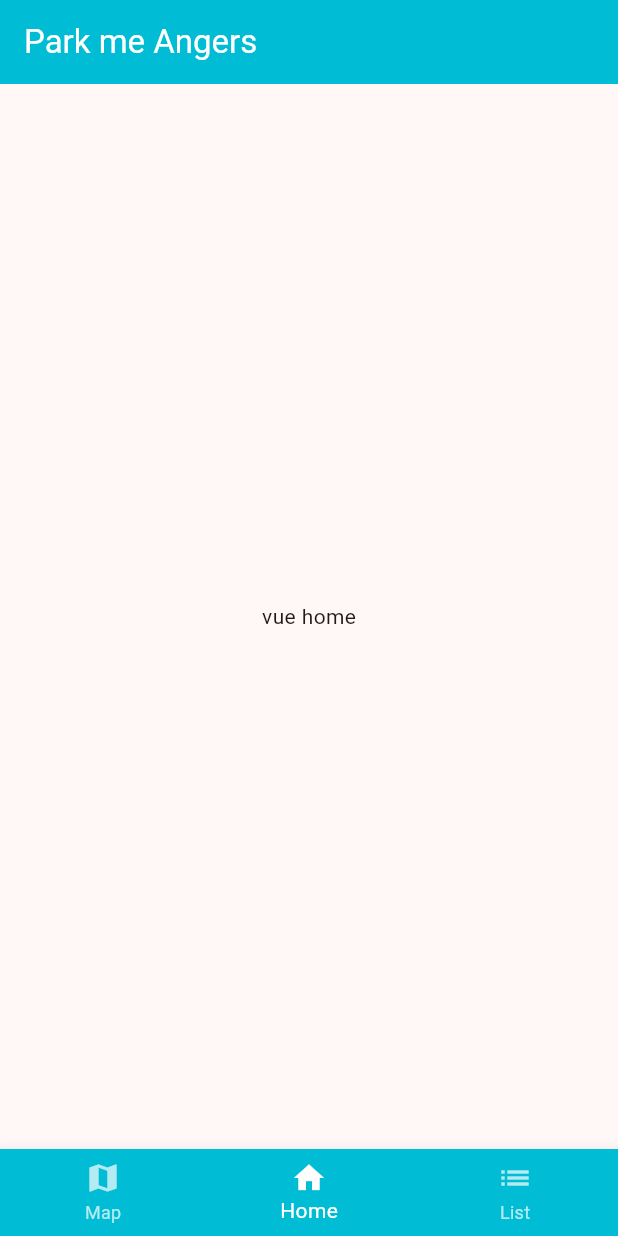
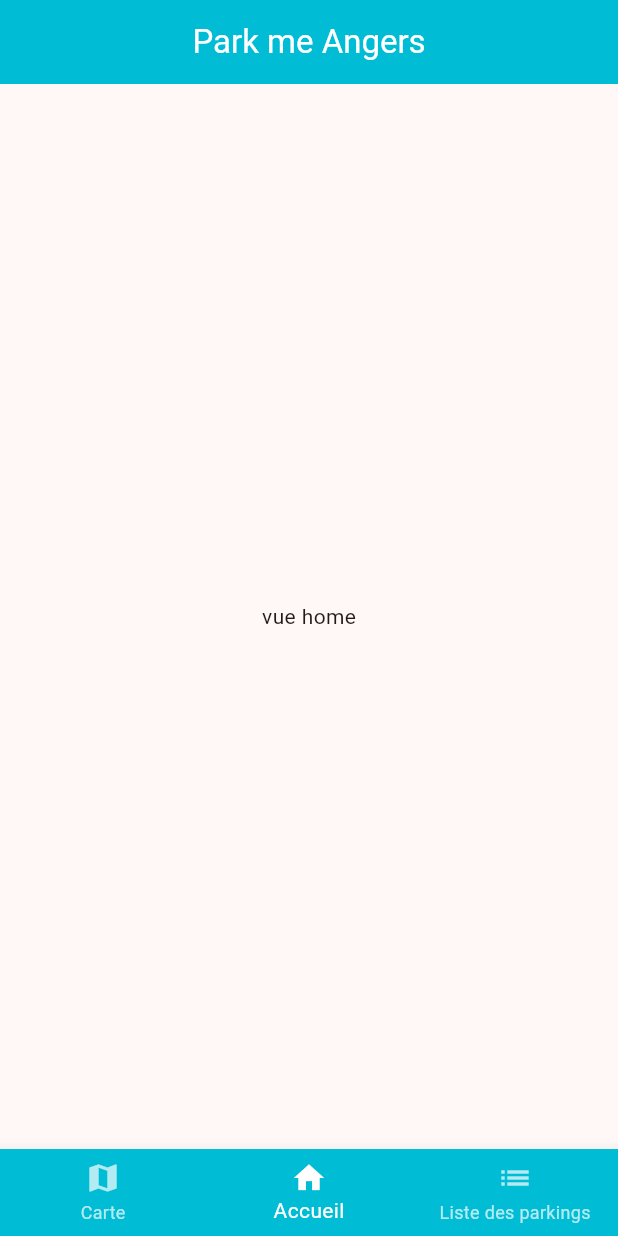
Before and after one commit to AurelieESEO/flutter_project, a Flutter app: the screen it shows after launch, on a phone screen of 412 x 824 dp. Run offline on Flutter 3.47's test engine with Material 3 defaults, Android fonts, the phone set to English and light mode, and no system bars.

Commit message:
ui modifications (navbar & app name)

```diff
--- a/lib/main.dart
+++ b/lib/main.dart
@@ -17,7 +17,7 @@ class MyApp extends StatelessWidget {
   @override
   Widget build(BuildContext context) {
     return MaterialApp(
-      title: 'TP Flutter',
+      title: 'Park me Angers',
       debugShowCheckedModeBanner: false,
       theme: ThemeData(
         colorScheme: ColorScheme.fromSeed(seedColor: Colors.red),
--- a/lib/ui/screens/my_home.dart
+++ b/lib/ui/screens/my_home.dart
@@ -23,6 +23,7 @@ class MyHomeState extends State<MyHome> {
   Widget build(BuildContext context) {
     return Scaffold(
       appBar: AppBar(
+        centerTitle: true,
         title: const Text("Park me Angers"),
         backgroundColor: Colors.cyan,
         foregroundColor: Colors.white,
@@ -44,15 +45,15 @@ class MyHomeState extends State<MyHome> {
         items: const [
           BottomNavigationBarItem(
             icon: Icon(Icons.map),
-            label: 'Map',
+            label: 'Carte',
           ),
           BottomNavigationBarItem(
             icon: Icon(Icons.home),
-            label: 'Home',
+            label: 'Accueil',
           ),
           BottomNavigationBarItem(
               icon: Icon(Icons.list),
-              label: 'List'
+              label: 'Liste des parkings',
           )],
       ),
     );
```
Also changed, not shown: 1 other file.
